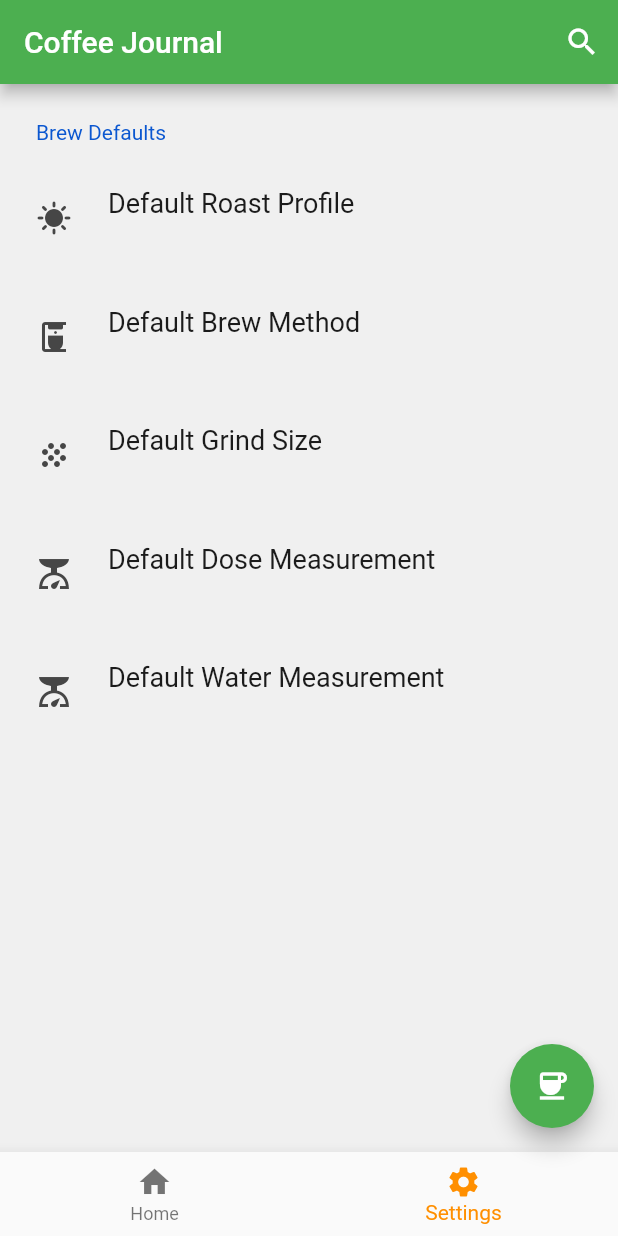
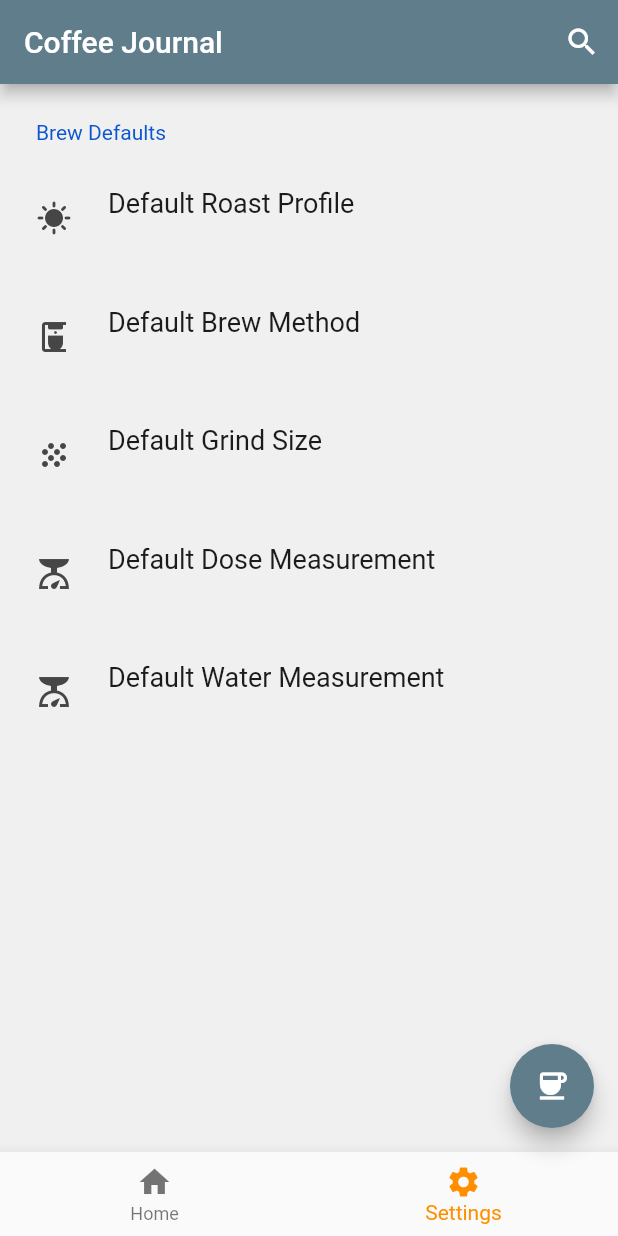
Before and after one commit to HawkiesZA/coffee-journal, a Flutter app: the screen it shows after launch, item 2 of the bottom bar chosen, on a phone screen of 412 x 824 dp. Run offline on Flutter 3.47's test engine with Material 2 defaults, Android fonts, the phone set to English and light mode, and no system bars; drawn by our look-alikes of settings_ui; our stand-ins replace cloud_firestore, firebase_auth, firebase_core, firebase_crashlytics, flutter_rating_bar, google_sign_in and 5 more; accounts and stored records are empty; generated files the repository leaves out were written again; network calls fail.

Commit message:
Change primary colour

```diff
--- a/lib/main.dart
+++ b/lib/main.dart
@@ -52,7 +52,7 @@ class MyApp extends StatelessWidget {
     return MaterialApp(
       title: 'Coffee Journal',
       theme: ThemeData(
-        primarySwatch: Colors.green,
+        primarySwatch: Colors.blueGrey,
       ),
       home: CoffeeJournal(title: 'Coffee Journal'),
       routes: <String, WidgetBuilder> {
```
